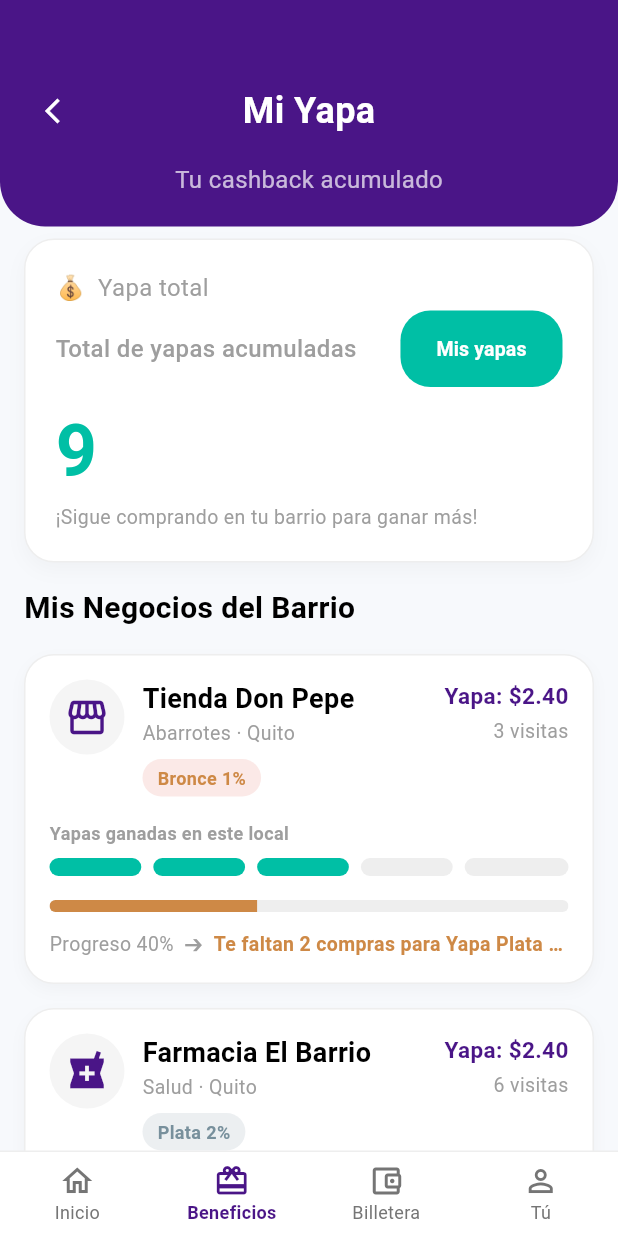
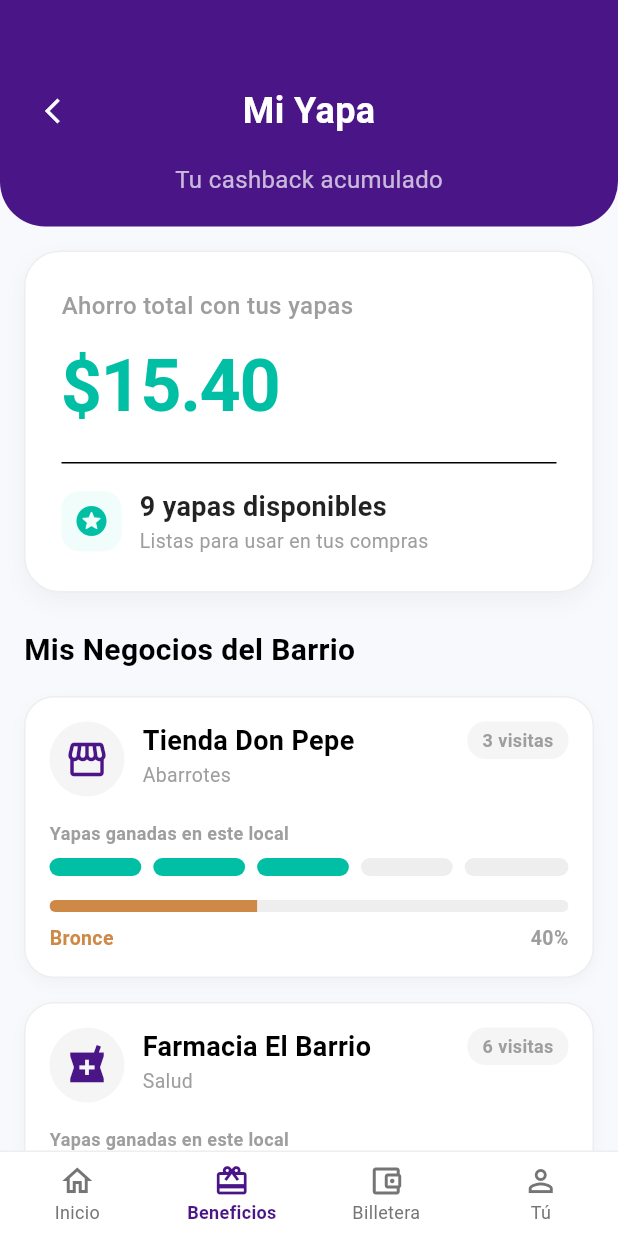
Before and after one commit to psyepez2005/yapa, a Flutter app: the LoyaltyDashboardScreen screen opened by its route, on a phone screen of 412 x 824 dp. Run offline on Flutter 3.47's test engine with Material 3 defaults, Android fonts, the light colour scheme and no system bars; our stand-ins replace go_router.

Commit message:
Mejoras del loyalty dashboard

```diff
--- a/lib/core/router/app_router.dart
+++ b/lib/core/router/app_router.dart
@@ -6,6 +6,9 @@ import '../../features/deunamockup/ui/screens/mockup_home_screen.dart';
 import '../../features/deunamockup/ui/screens/mockup_qr_scanner_screen.dart';
 import '../../features/loyalty/ui/screens/loyalty_dashboard_screen.dart';
 import '../../features/loyalty/ui/screens/business_detail_screen.dart';
+
+// ✅ 1. AGREGAR ESTA IMPORTACIÓN (Asegúrate de que el archivo exista en tus carpetas)
+import '../../features/loyalty/ui/screens/my_yapas_screen.dart';
 
 class AppRouter {
   static final GoRouter router = GoRouter(
@@ -36,6 +39,14 @@ class AppRouter {
         name: 'qr_scanner',
         builder: (context, state) => const MockupQrScannerScreen(),
       ),
+
+      // ✅ 2. AGREGAR ESTA RUTA PARA LAS YAPAS
+      GoRoute(
+        path: '/my-yapas',
+        name: 'my_yapas',
+        builder: (context, state) => const MyYapasScreen(),
+      ),
+
       // ✅ Pantalla de detalle conservada de la rama HEAD
       GoRoute(
         path: '/business-detail',
--- a/lib/features/loyalty/ui/screens/loyalty_dashboard_screen.dart
+++ b/lib/features/loyalty/ui/screens/loyalty_dashboard_screen.dart
@@ -28,8 +28,11 @@ class LoyaltyDashboardScreen extends StatelessWidget {
       },
     ];
 
-    // ✅ SUMAMOS LAS YAPAS DE TODOS LOS NEGOCIOS (3 + 1 + 5 = 9)
+    // ✅ SUMAMOS LAS YAPAS DE TODOS LOS NEGOCIOS
     final int totalYapasSum = businesses.fold(0, (sum, b) => sum + (b['currentYapas'] as int));
+
+    // ✅ CREAMOS EL VALOR DE AHORRO (Simulado por ahora)
+    const double ahorroTotal = 15.40;
 
     return Scaffold(
       backgroundColor: const Color(0xFFF7F9FC),
@@ -39,8 +42,11 @@ class LoyaltyDashboardScreen extends StatelessWidget {
           children: [
             const LoyaltyHeader(),
 
-            // ✅ LE PASAMOS LA SUMA AL WIDGET GLOBAL
-            LoyaltyGlobalProgress(totalYapas: totalYapasSum),
+            // ✅ CORRECCIÓN AQUÍ: Pasamos amobs parámetros obligatorios
+            LoyaltyGlobalProgress(
+              totalYapas: totalYapasSum,
+              totalSaved: ahorroTotal, // <-- El dato que faltaba
+            ),
 
             const Padding(
               padding: EdgeInsets.symmetric(horizontal: 16.0, vertical: 8.0),
@@ -62,7 +68,6 @@ class LoyaltyDashboardScreen extends StatelessWidget {
               nextLevel: b['nextLevel'] as String,
               purchasesNeeded: b['needed'] as int,
               businessIcon: b['icon'] as IconData,
-              // ✅ LE PASAMOS LAS YAPAS INDIVIDUALES (0 a 5)
               currentYapas: b['currentYapas'] as int,
             )).toList(),
 
--- a/lib/features/loyalty/ui/widgets/loyalty_business_card.dart
+++ b/lib/features/loyalty/ui/widgets/loyalty_business_card.dart
@@ -1,6 +1,6 @@
 import 'package:flutter/material.dart';
 import 'package:go_router/go_router.dart';
-import 'yapa_step_indicator.dart'; // Asegúrate de que la ruta sea correcta
+import 'yapa_step_indicator.dart';
 
 class LoyaltyBusinessCard extends StatefulWidget {
   final String businessName;
@@ -14,7 +14,7 @@ class LoyaltyBusinessCard extends StatefulWidget {
   final String nextLevel;
   final int purchasesNeeded;
   final IconData businessIcon;
-  final int currentYapas; // ✅ Cambiado a Yapas (0 a 5)
+  final int currentYapas;
 
   const LoyaltyBusinessCard({
     super.key,
@@ -43,6 +43,7 @@ class _LoyaltyBusinessCardState extends State<LoyaltyBusinessCard> {
   @override
   Widget build(BuildContext context) {
     Color tierColor;
+    // La variable tierBgColor ya no se usa para el badge, pero la dejamos por si decides volver a usarla
     Color tierBgColor;
 
     switch (widget.tierName.toLowerCase()) {
@@ -98,8 +99,8 @@ class _LoyaltyBusinessCardState extends State<LoyaltyBusinessCard> {
                 'icon': widget.businessIcon,
                 'tier': widget.tierName,
                 'cashback': widget.cashbackPercentage,
-                'currentPoints': widget.currentYapas, // Mandamos las yapas al router
-                'targetPoints': 5, // La meta siempre es 5
+                'currentPoints': widget.currentYapas,
+                'targetPoints': 5,
               },
             );
           },
@@ -133,46 +134,25 @@ class _LoyaltyBusinessCardState extends State<LoyaltyBusinessCard> {
                             widget.businessName,
                             style: const TextStyle(fontSize: 18, fontWeight: FontWeight.bold),
                           ),
+                          // ✅ Solo mostramos la categoría (quitamos la ubicación)
                           Text(
-                            '${widget.category} · ${widget.location}',
+                            widget.category,
                             style: const TextStyle(color: Colors.grey, fontSize: 13),
-                          ),
-                          const SizedBox(height: 8),
-                          Container(
-                            padding: const EdgeInsets.symmetric(horizontal: 10, vertical: 4),
-                            decoration: BoxDecoration(
-                              color: tierBgColor,
-                              borderRadius: BorderRadius.circular(15),
-                            ),
-                            child: Text(
-                              '${widget.tierName} ${widget.cashbackPercentage}',
-                              style: TextStyle(
-                                color: tierColor,
-                                fontSize: 12,
-                                fontWeight: FontWeight.bold,
-                              ),
-                            ),
                           ),
                         ],
                       ),
                     ),
-                    Column(
-                      crossAxisAlignment: CrossAxisAlignment.end,
-                      children: [
-                        const Text(
-                          'Yapa: \$2.40',
-                          style: TextStyle(
-                            color: Color(0xFF4A1587),
-                            fontWeight: FontWeight.bold,
-                            fontSize: 15,
+                    // ✅ Dejamos solo el contador de visitas
+                    Container(
+                      padding: const EdgeInsets.symmetric(horizontal: 10, vertical: 4),
+                      decoration: BoxDecoration(
+                        color: Colors.grey.shade100,
+                        borderRadius: BorderRadius.circular(12)
                       ),
+                      child: Text(
+                        '${widget.visits} visitas',
+                        style: const TextStyle(color: Colors.grey, fontSize: 12, fontWeight: FontWeight.w600),
                       ),
-                        const SizedBox(height: 4),
-                        Text(
-                          '${widget.visits} visitas',
-                          style: const TextStyle(color: Colors.grey, fontSize: 13),
-                        ),
-                      ],
                     ),
                   ],
                 ),
@@ -184,7 +164,6 @@ class _LoyaltyBusinessCardState extends State<LoyaltyBusinessCard> {
                 ),
                 const SizedBox(height: 8),
 
-                // ✅ LOS CIRCULITOS DE YAPA
                 YapaStepIndicator(
                   currentSteps: widget.currentYapas,
                   totalSteps: 5,
@@ -201,49 +180,84 @@ class _LoyaltyBusinessCardState extends State<LoyaltyBusinessCard> {
                     minHeight: 8,
                   ),
                 ),
-                const SizedBox(height: 12),
-                if (widget.purchasesNeeded > 0)
+                const SizedBox(height: 8),
+
+                // ✅ Nueva fila minimalista bajo la barra de progreso
                 Row(
+                  mainAxisAlignment: MainAxisAlignment.spaceBetween,
                   children: [
                     Text(
-                        'Progreso ${(widget.progress * 100).toInt()}%  ➔  ',
-                        style: const TextStyle(color: Colors.grey, fontSize: 13),
-                      ),
-                      Expanded(
-                        child: Text(
-                          'Te ${widget.purchasesNeeded == 1 ? "falta" : "faltan"} ${widget.purchasesNeeded} ${widget.purchasesNeeded == 1 ? "compra" : "compras"} para Yapa ${widget.nextLevel}',
+                      widget.tierName, // Solo dice "Bronce", "Plata", etc.
                       style: TextStyle(
                         color: tierColor,
                         fontSize: 13,
-                            fontWeight: FontWeight.w600,
-                          ),
-                          maxLines: 1,
-                          overflow: TextOverflow.ellipsis,
+                        fontWeight: FontWeight.bold,
                       ),
                     ),
-                    ],
-                  )
-                else
-                  Row(
-                    children: [
-                      const Text(
-                        'Progreso 100%  ➔  ',
-                        style: TextStyle(color: Colors.grey, fontSize: 13),
-                      ),
-                      Expanded(
-                        child: Text(
-                          '¡Has alcanzado el ${widget.nextLevel}!',
-                          style: TextStyle(
-                            color: tierColor,
+                    Text(
+                      '${(widget.progress * 100).toInt()}%', // Solo el porcentaje
+                      style: const TextStyle(
+                        color: Colors.grey,
                         fontSize: 13,
-                            fontWeight: FontWeight.w600,
-                          ),
-                          maxLines: 1,
-                          overflow: TextOverflow.ellipsis,
+                        fontWeight: FontWeight.bold,
                       ),
                     ),
                   ],
                 ),
+
+                // Sección "Pasa la Yapa" (Se mantiene intacta)
+                if (_isExpanded) ...[
+                  const SizedBox(height: 16),
+                  Container(
+                    width: double.infinity,
+                    padding: const EdgeInsets.symmetric(
+                        vertical: 12, horizontal: 16),
+                    decoration: BoxDecoration(
+                      color: const Color(0xFFFAEDFF),
+                      borderRadius: BorderRadius.circular(16),
+                      border: Border.all(color: const Color(0xFFF3E5F5)),
+                    ),
+                    child: Row(
+                      children: [
+                        Container(
+                          width: 32,
+                          height: 32,
+                          decoration: const BoxDecoration(
+                            color: Color(0xFF4A1587),
+                            shape: BoxShape.circle,
+                          ),
+                          child: const Icon(
+                            Icons.handshake,
+                            color: Color(0xFFFBC02D),
+                            size: 16,
+                          ),
+                        ),
+                        const SizedBox(width: 12),
+                        Expanded(
+                          child: Column(
+                            crossAxisAlignment: CrossAxisAlignment.start,
+                            children: [
+                              const Text(
+                                'Pasa la Yapa',
+                                style: TextStyle(
+                                  color: Color(0xFF4A1587),
+                                  fontWeight: FontWeight.bold,
+                                  fontSize: 14,
+                                ),
+                              ),
+                              Text(
+                                'Invita a un vecino a ${widget.businessName} y ambos ganan \$0.50',
+                                style: const TextStyle(color: Colors.grey, fontSize: 11),
+                              ),
+                            ],
+                          ),
+                        ),
+                        const Icon(Icons.arrow_forward_ios,
+                            size: 14, color: Color(0xFF4A1587)),
+                      ],
+                    ),
+                  ),
+                ],
               ],
             ),
           ),
--- a/lib/features/loyalty/ui/widgets/loyalty_global_progress.dart
+++ b/lib/features/loyalty/ui/widgets/loyalty_global_progress.dart
@@ -1,73 +1,93 @@
 import 'package:flutter/material.dart';
-import 'package:go_router/go_router.dart';
 
 class LoyaltyGlobalProgress extends StatelessWidget {
   final int totalYapas;
+  final double totalSaved;
 
   const LoyaltyGlobalProgress({
     super.key,
     required this.totalYapas,
+    required this.totalSaved,
   });
 
   @override
   Widget build(BuildContext context) {
     return Container(
-      margin: const EdgeInsets.symmetric(horizontal: 16, vertical: 8),
-      padding: const EdgeInsets.all(20),
+      width: double.infinity,
+      margin: const EdgeInsets.all(16),
+      padding: const EdgeInsets.all(24),
       decoration: BoxDecoration(
         color: Colors.white,
-        borderRadius: BorderRadius.circular(20),
+        borderRadius: BorderRadius.circular(24),
         border: Border.all(color: Colors.grey.shade200),
         boxShadow: [
           BoxShadow(
-            color: Colors.black.withOpacity(0.03),
-            blurRadius: 10,
-            offset: const Offset(0, 5)
+            color: Colors.black.withOpacity(0.04),
+            blurRadius: 12,
+            offset: const Offset(0, 6),
           )
         ],
       ),
       child: Column(
         crossAxisAlignment: CrossAxisAlignment.start,
         children: [
-          // Yapa Total Header
-          Row(
-            children: const [
-              Text('💰', style: TextStyle(fontSize: 16)),
-              SizedBox(width: 8),
-              Text('Yapa total', style: TextStyle(color: Colors.grey, fontSize: 16)),
-            ],
-          ),
-          const SizedBox(height: 4),
-          // Amount and Usar button
-          Row(
-            mainAxisAlignment: MainAxisAlignment.spaceBetween,
-            children: [
-              const Text(
-                'Total de yapas acumuladas',
-                style: TextStyle(color: Colors.grey, fontSize: 16, fontWeight: FontWeight.w500)
-              ),
-              ElevatedButton(
-                onPressed: () => context.pushNamed('my_yapas'),
-                style: ElevatedButton.styleFrom(
-                  backgroundColor: const Color(0xFF00BFA5),
-                  shape: RoundedRectangleBorder(borderRadius: BorderRadius.circular(20)),
-                  elevation: 0,
-                ),
-                child: const Text(
-                  'Mis yapas',
-                  style: TextStyle(color: Colors.white, fontSize: 13, fontWeight: FontWeight.bold)
-                ),
-              ),
-            ],
+          const Text(
+            'Ahorro total con tus yapas',
+            style: TextStyle(
+              color: Colors.grey,
+              fontSize: 16,
+              fontWeight: FontWeight.w500,
+            ),
           ),
           const SizedBox(height: 8),
           Text(
-            '$totalYapas',
-            style: const TextStyle(color: Color(0xFF00BFA5), fontSize: 48, fontWeight: FontWeight.bold),
+            '\$${totalSaved.toStringAsFixed(2)}',
+            style: const TextStyle(
+              color: Color(0xFF00BFA5), // Turquesa Deuna
+              fontSize: 48,
+              fontWeight: FontWeight.bold,
+              letterSpacing: -1,
+            ),
           ),
-          const Text(
-            '¡Sigue comprando en tu barrio para ganar más!',
-            style: TextStyle(color: Colors.grey, fontSize: 13),
+          const SizedBox(height: 16),
+          const Divider(height: 1),
+          const SizedBox(height: 16),
+          Row(
+            children: [
+              Container(
+                padding: const EdgeInsets.all(8),
+                decoration: BoxDecoration(
+                  color: const Color(0xFFF0FDFA),
+                  borderRadius: BorderRadius.circular(12),
+                ),
+                child: const Icon(
+                  Icons.stars_rounded,
+                  color: Color(0xFF00BFA5),
+                  size: 24,
+                ),
+              ),
+              const SizedBox(width: 12),
+              Column(
+                crossAxisAlignment: CrossAxisAlignment.start,
+                children: [
+                  Text(
+                    '$totalYapas yapas disponibles',
+                    style: const TextStyle(
+                      fontSize: 18,
+                      fontWeight: FontWeight.bold,
+                      color: Colors.black87,
+                    ),
+                  ),
+                  const Text(
+                    'Listas para usar en tus compras',
+                    style: TextStyle(
+                      fontSize: 13,
+                      color: Colors.grey,
+                    ),
+                  ),
+                ],
+              ),
+            ],
           ),
         ],
       ),
```
Lines whose indentation alone changed are shown as unchanged.
